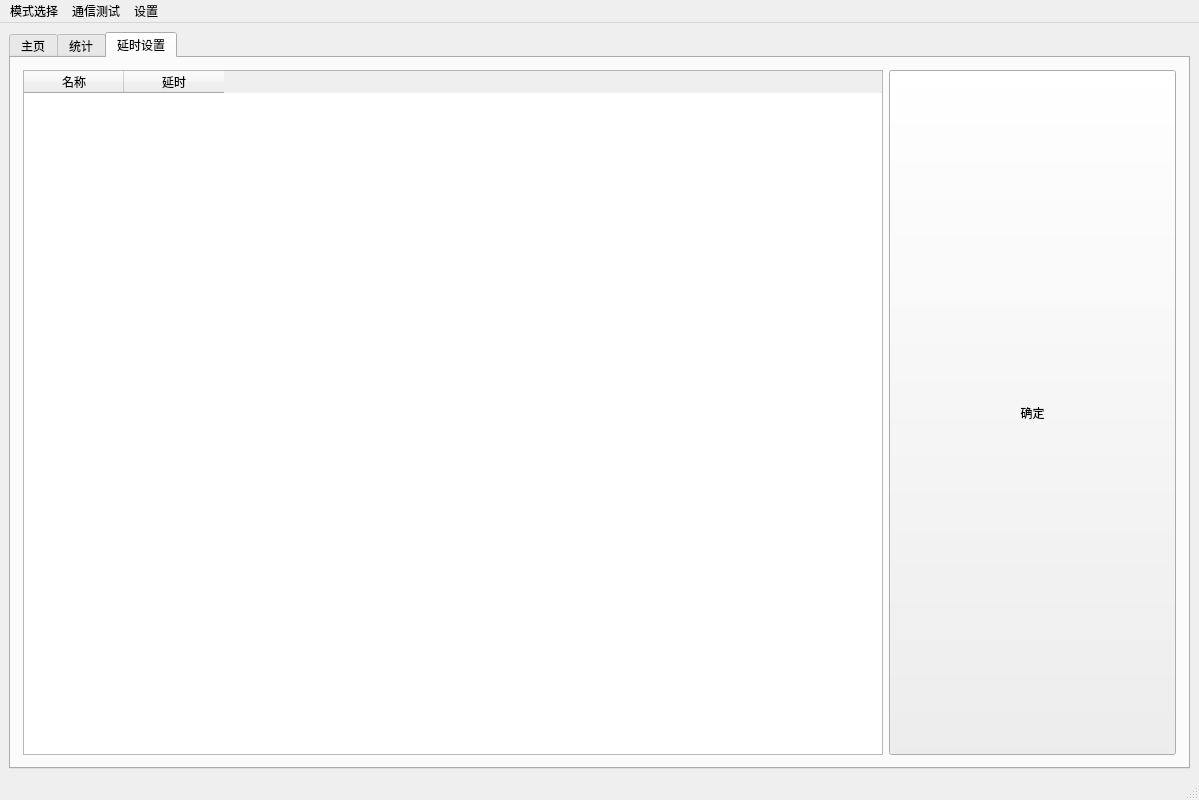
The window that source/Ui/.ui/window_main.ui (JIYIC-P/SCSS2) describes before a commit, drawn with Qt 5.
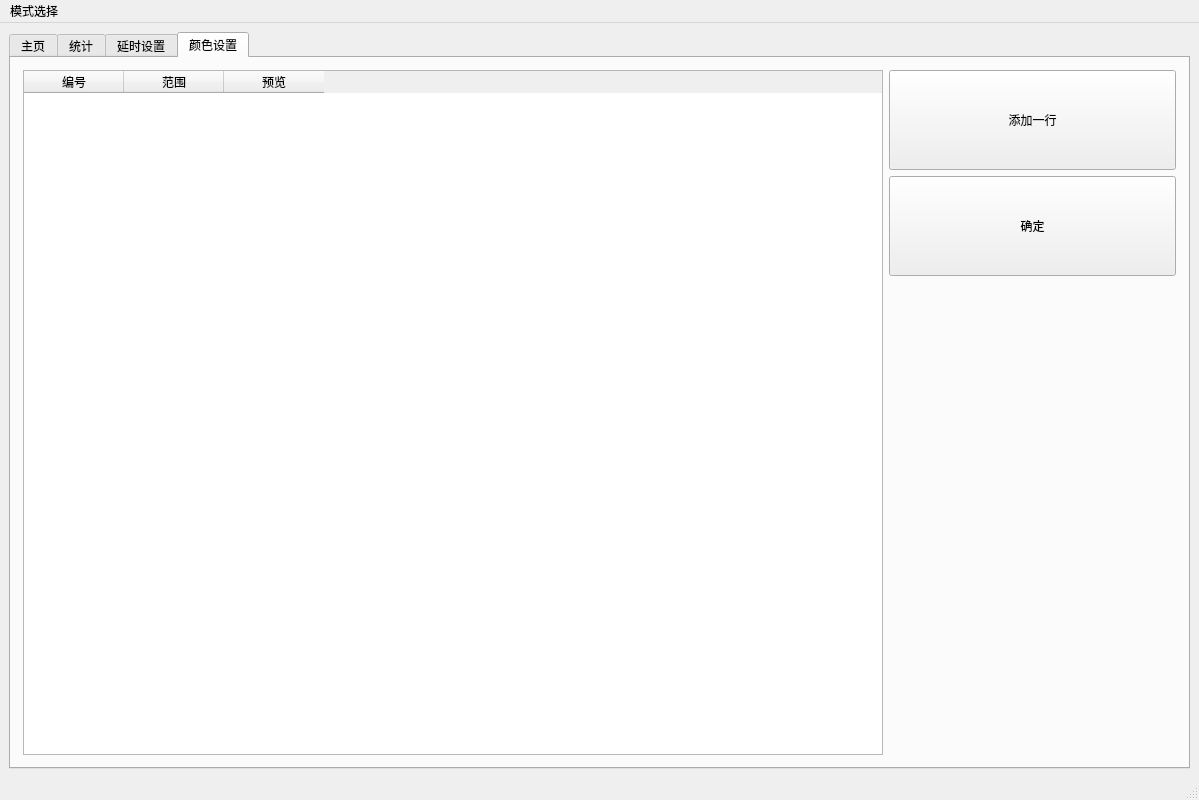
The same window after the commit.

Diff of the .ui file:
```diff
--- a/source/Ui/.ui/window_main.ui
+++ b/source/Ui/.ui/window_main.ui
@@ -33,7 +33,7 @@
        <string>&lt;html&gt;&lt;head/&gt;&lt;body&gt;&lt;p&gt;显示相机图片&lt;/p&gt;&lt;p&gt;&lt;br/&gt;&lt;/p&gt;&lt;/body&gt;&lt;/html&gt;</string>
       </property>
       <property name="currentIndex">
-       <number>2</number>
+       <number>3</number>
       </property>
       <widget class="QWidget" name="main">
        <attribute name="title">
@@ -499,6 +499,82 @@
         </item>
        </layout>
       </widget>
+      <widget class="QWidget" name="color">
+       <attribute name="title">
+        <string>颜色设置</string>
+       </attribute>
+       <layout class="QGridLayout" name="gridLayout_4" columnstretch="3,0,1">
+        <property name="leftMargin">
+         <number>12</number>
+        </property>
+        <property name="topMargin">
+         <number>12</number>
+        </property>
+        <property name="rightMargin">
+         <number>12</number>
+        </property>
+        <property name="bottomMargin">
+         <number>12</number>
+        </property>
+        <item row="0" column="2">
+         <widget class="QPushButton" name="btn_Add">
+          <property name="sizePolicy">
+           <sizepolicy hsizetype="Expanding" vsizetype="Maximum">
+            <horstretch>0</horstretch>
+            <verstretch>0</verstretch>
+           </sizepolicy>
+          </property>
+          <property name="maximumSize">
+           <size>
+            <width>16777215</width>
+            <height>100</height>
+           </size>
+          </property>
+          <property name="text">
+           <string>添加一行</string>
+          </property>
+         </widget>
+        </item>
+        <item row="1" column="2">
+         <widget class="QPushButton" name="btn_SetColor">
+          <property name="sizePolicy">
+           <sizepolicy hsizetype="Expanding" vsizetype="Maximum">
+            <horstretch>0</horstretch>
+            <verstretch>0</verstretch>
+           </sizepolicy>
+          </property>
+          <property name="maximumSize">
+           <size>
+            <width>16777215</width>
+            <height>100</height>
+           </size>
+          </property>
+          <property name="text">
+           <string>确定</string>
+          </property>
+         </widget>
+        </item>
+        <item row="0" column="0" rowspan="3">
+         <widget class="QTableWidget" name="tab_Color">
+          <column>
+           <property name="text">
+            <string>编号</string>
+           </property>
+          </column>
+          <column>
+           <property name="text">
+            <string>范围</string>
+           </property>
+          </column>
+          <column>
+           <property name="text">
+            <string>预览</string>
+           </property>
+          </column>
+         </widget>
+        </item>
+       </layout>
+      </widget>
      </widget>
     </item>
    </layout>
@@ -528,24 +604,7 @@
     <addaction name="action_ToColorMode"/>
     <addaction name="action_ToHhitMode"/>
    </widget>
-   <widget class="QMenu" name="menu_ComTest">
-    <property name="title">
-     <string>通信测试</string>
-    </property>
-    <addaction name="action_TestPcie"/>
-    <addaction name="action_TestSerial"/>
-    <addaction name="action_TestCamera0"/>
-    <addaction name="action_TestCamera1"/>
-   </widget>
-   <widget class="QMenu" name="menu_Setting">
-    <property name="title">
-     <string>设置</string>
-    </property>
-    <addaction name="action_SetColor"/>
-   </widget>
    <addaction name="menu"/>
-   <addaction name="menu_ComTest"/>
-   <addaction name="menu_Setting"/>
   </widget>
   <action name="action_ToColorMode">
    <property name="text">
```
Left out of the diff: 69 changed lines with no effect on the pictures.
